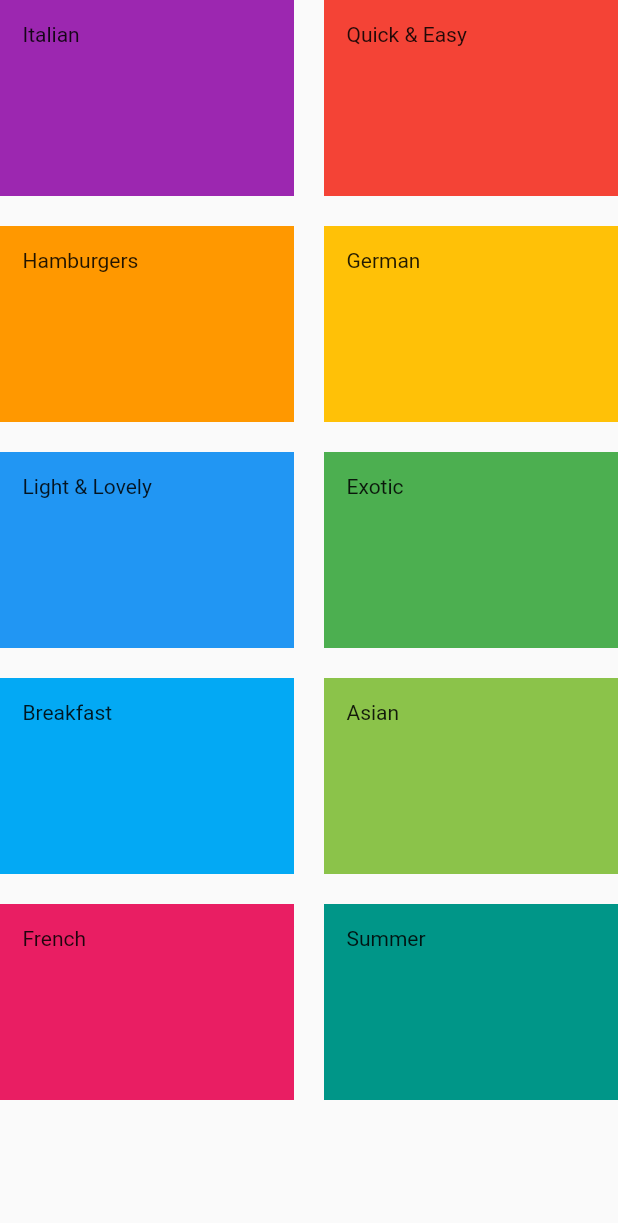
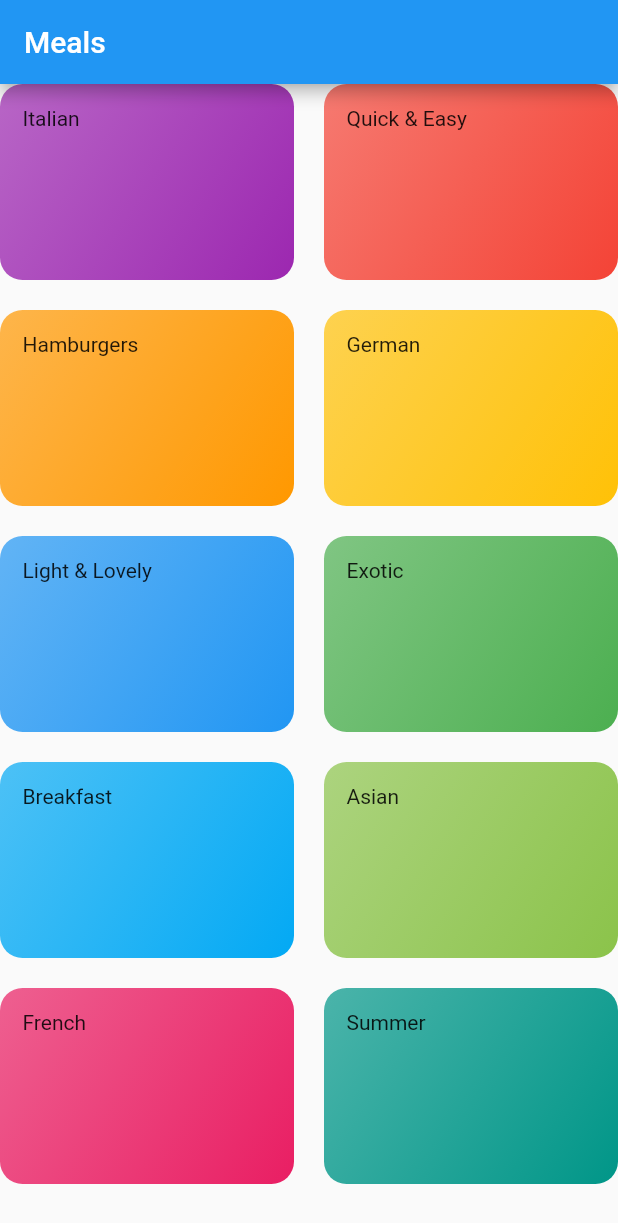
Before and after one commit to alexverbitsky/meals-app, a Flutter app: the CategoriesScreen screen opened directly, on a phone screen of 412 x 824 dp. Shown: the top 1223 px of the screen. Run offline on Flutter 3.47's test engine with Material 2 defaults, Android fonts, the phone set to English and light mode, and no system bars.

Commit message:
feat: register a page

```diff
--- a/lib/categories_screen.dart
+++ b/lib/categories_screen.dart
@@ -7,20 +7,23 @@ import 'models/category.dart';
 class CategoriesScreen extends StatelessWidget {
   @override
   Widget build(BuildContext context) {
-    return GridView(
-      children: <Widget>[
-        ...DUMMY_CATEGORIES
+    return Scaffold(
+      appBar: AppBar(
+        title: const Text('Meals'),
+      ),
+      body: GridView(
+        children: DUMMY_CATEGORIES
             .map((Category item) => CategoryItem(
                   item.title,
                   item.color,
                 ))
             .toList(),
-      ],
-      gridDelegate: SliverGridDelegateWithMaxCrossAxisExtent(
-        maxCrossAxisExtent: 200,
-        childAspectRatio: 3 / 2,
-        crossAxisSpacing: 20,
-        mainAxisSpacing: 20,
+        gridDelegate: SliverGridDelegateWithMaxCrossAxisExtent(
+          maxCrossAxisExtent: 200,
+          childAspectRatio: 3 / 2,
+          crossAxisSpacing: 20,
+          mainAxisSpacing: 20,
+        ),
       ),
     );
   }
--- a/lib/category_item.dart
+++ b/lib/category_item.dart
@@ -11,7 +11,6 @@ class CategoryItem extends StatelessWidget {
     return Container(
       padding: const EdgeInsets.all(15),
       child: Text(title),
-      color: color,
       decoration: BoxDecoration(
         gradient: LinearGradient(
           colors: [
--- a/lib/main.dart
+++ b/lib/main.dart
@@ -1,4 +1,6 @@
 import 'package:flutter/material.dart';
+
+import 'package:meals_app/categories_screen.dart';
 
 void main() {
   runApp(MyApp());
@@ -13,7 +15,7 @@ class MyApp extends StatelessWidget {
         primarySwatch: Colors.blue,
         visualDensity: VisualDensity.adaptivePlatformDensity,
       ),
-      home: MyHomePage(),
+      home: CategoriesScreen(),
     );
   }
 }
```
